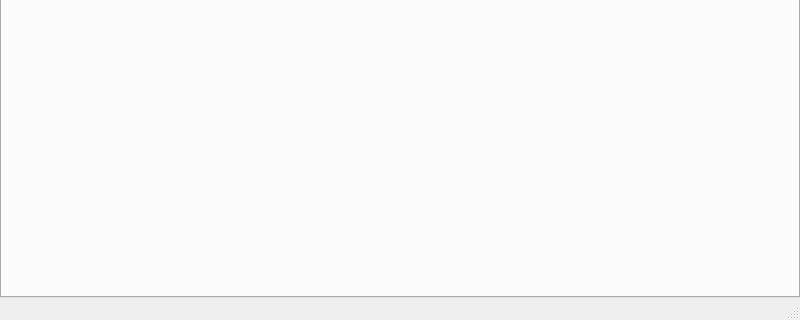
First picture: the form in src/gui/MainWindow.ui, repository nullobsi/clight-gui, before the edit; both pictures show x 0 to 800 and y 280 to 600 of the 800 by 600 pixel window.
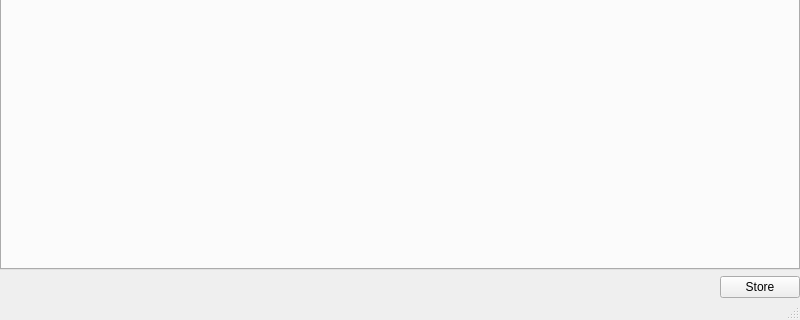
Second picture: the form after the edit. Icons and pictures are not drawn.

Commit message: - add store button

```diff
--- a/src/gui/MainWindow.ui
+++ b/src/gui/MainWindow.ui
@@ -31,7 +31,30 @@
     <property name="bottomMargin">
      <number>0</number>
     </property>
-    <item row="0" column="0">
+    <item row="1" column="1">
+     <widget class="QPushButton" name="storeButton">
+      <property name="statusTip">
+       <string>Save options to persistent config.</string>
+      </property>
+      <property name="text">
+       <string>Store</string>
+      </property>
+     </widget>
+    </item>
+    <item row="1" column="0">
+     <spacer name="horizontalSpacer">
+      <property name="orientation">
+       <enum>Qt::Horizontal</enum>
+      </property>
+      <property name="sizeHint" stdset="0">
+       <size>
+        <width>40</width>
+        <height>20</height>
+       </size>
+      </property>
+     </spacer>
+    </item>
+    <item row="0" column="0" colspan="2">
      <widget class="QTabWidget" name="tabWidget">
       <property name="currentIndex">
        <number>-1</number>
```
The commit also changes 1 other file.
